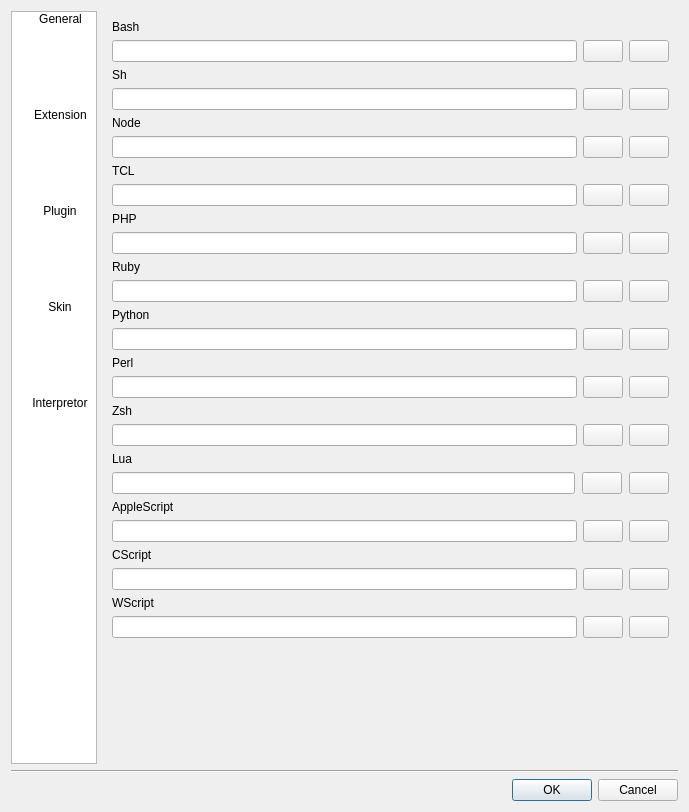
Qt form src/derfla/commonui/preferencedialog.ui (missdeer/derfla) before a commit.
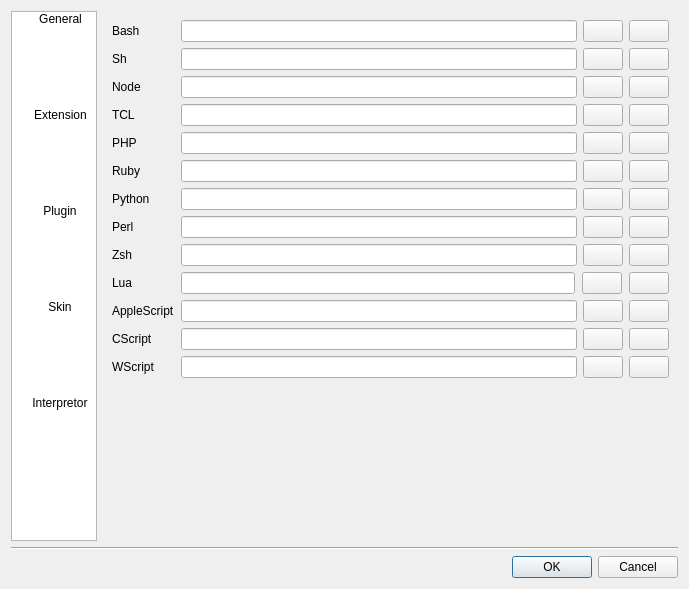
The same form after that commit. Icons and pictures are not drawn.

Commit message: adjust preference page layout

What changed in the file:
```diff
--- a/src/derfla/commonui/preferencedialog.ui
+++ b/src/derfla/commonui/preferencedialog.ui
@@ -7,7 +7,7 @@
     <x>0</x>
     <y>0</y>
     <width>689</width>
-    <height>812</height>
+    <height>589</height>
    </rect>
   </property>
   <property name="windowTitle">
@@ -129,15 +129,15 @@
        <widget class="QWidget" name="pluginPage"/>
        <widget class="QWidget" name="skinPage"/>
        <widget class="QWidget" name="interpretorPage">
-        <layout class="QVBoxLayout" name="verticalLayout_2">
-         <item>
+        <layout class="QFormLayout" name="formLayout">
+         <item row="0" column="0">
           <widget class="QLabel" name="label">
            <property name="text">
             <string>Bash</string>
            </property>
           </widget>
          </item>
-         <item>
+         <item row="0" column="1">
           <layout class="QHBoxLayout" name="horizontalLayout_2">
            <item>
             <widget class="QLineEdit" name="edtBashPath"/>
@@ -172,14 +172,14 @@
            </item>
           </layout>
          </item>
-         <item>
+         <item row="1" column="0">
           <widget class="QLabel" name="label_11">
            <property name="text">
             <string>Sh</string>
            </property>
           </widget>
          </item>
-         <item>
+         <item row="1" column="1">
           <layout class="QHBoxLayout" name="horizontalLayout_12">
            <item>
             <widget class="QLineEdit" name="edtShPath"/>
@@ -214,14 +214,14 @@
            </item>
           </layout>
          </item>
-         <item>
+         <item row="2" column="0">
           <widget class="QLabel" name="label_12">
            <property name="text">
             <string>Node</string>
            </property>
           </widget>
          </item>
-         <item>
+         <item row="2" column="1">
           <layout class="QHBoxLayout" name="horizontalLayout_13">
            <item>
             <widget class="QLineEdit" name="edtNodePath"/>
@@ -256,14 +256,14 @@
            </item>
           </layout>
          </item>
-         <item>
+         <item row="3" column="0">
           <widget class="QLabel" name="label_13">
            <property name="text">
             <string>TCL</string>
            </property>
           </widget>
          </item>
-         <item>
+         <item row="3" column="1">
           <layout class="QHBoxLayout" name="horizontalLayout_14">
            <item>
             <widget class="QLineEdit" name="edtTclPath"/>
@@ -298,14 +298,14 @@
            </item>
           </layout>
          </item>
-         <item>
+         <item row="4" column="0">
           <widget class="QLabel" name="label_2">
            <property name="text">
             <string>PHP</string>
            </property>
           </widget>
          </item>
-         <item>
+         <item row="4" column="1">
           <layout class="QHBoxLayout" name="horizontalLayout_3">
            <item>
             <widget class="QLineEdit" name="edtPHPPath"/>
@@ -340,14 +340,14 @@
            </item>
           </layout>
          </item>
-         <item>
+         <item row="5" column="0">
           <widget class="QLabel" name="label_3">
            <property name="text">
             <string>Ruby</string>
            </property>
           </widget>
          </item>
-         <item>
+         <item row="5" column="1">
           <layout class="QHBoxLayout" name="horizontalLayout_4">
            <item>
             <widget class="QLineEdit" name="edtRubyPath"/>
@@ -382,14 +382,14 @@
            </item>
           </layout>
          </item>
-         <item>
+         <item row="6" column="0">
           <widget class="QLabel" name="label_4">
            <property name="text">
             <string>Python</string>
            </property>
           </widget>
          </item>
-         <item>
+         <item row="6" column="1">
           <layout class="QHBoxLayout" name="horizontalLayout_5">
            <item>
             <widget class="QLineEdit" name="edtPythonPath"/>
@@ -424,14 +424,14 @@
            </item>
           </layout>
          </item>
-         <item>
+         <item row="7" column="0">
           <widget class="QLabel" name="label_5">
            <property name="text">
             <string>Perl</string>
            </property>
           </widget>
          </item>
-         <item>
+         <item row="7" column="1">
           <layout class="QHBoxLayout" name="horizontalLayout_6">
            <item>
             <widget class="QLineEdit" name="edtPerlPath"/>
@@ -466,14 +466,14 @@
            </item>
           </layout>
          </item>
-         <item>
+         <item row="8" column="0">
           <widget class="QLabel" name="label_6">
            <property name="text">
             <string>Zsh</string>
            </property>
           </widget>
          </item>
-         <item>
+         <item row="8" column="1">
           <layout class="QHBoxLayout" name="horizontalLayout_7">
            <item>
             <widget class="QLineEdit" name="edtZshPath"/>
@@ -508,14 +508,14 @@
            </item>
           </layout>
          </item>
-         <item>
+         <item row="9" column="0">
           <widget class="QLabel" name="label_7">
            <property name="text">
             <string>Lua</string>
            </property>
           </widget>
          </item>
-         <item>
+         <item row="9" column="1">
           <layout class="QHBoxLayout" name="horizontalLayout_8">
            <property name="spacing">
             <number>7</number>
@@ -553,14 +553,14 @@
            </item>
           </layout>
          </item>
-         <item>
+         <item row="10" column="0">
           <widget class="QLabel" name="label_8">
            <property name="text">
             <string>AppleScript</string>
            </property>
           </widget>
          </item>
-         <item>
+         <item row="10" column="1">
           <layout class="QHBoxLayout" name="horizontalLayout_9">
            <item>
             <widget class="QLineEdit" name="edtAppleScriptPath"/>
@@ -595,14 +595,14 @@
            </item>
           </layout>
          </item>
-         <item>
+         <item row="11" column="0">
           <widget class="QLabel" name="label_9">
            <property name="text">
             <string>CScript</string>
            </property>
           </widget>
          </item>
-         <item>
+         <item row="11" column="1">
           <layout class="QHBoxLayout" name="horizontalLayout_10">
            <item>
             <widget class="QLineEdit" name="edtCScriptPath"/>
@@ -637,14 +637,14 @@
            </item>
           </layout>
          </item>
-         <item>
+         <item row="12" column="0">
           <widget class="QLabel" name="label_10">
            <property name="text">
             <string>WScript</string>
            </property>
           </widget>
          </item>
-         <item>
+         <item row="12" column="1">
           <layout class="QHBoxLayout" name="horizontalLayout_11">
            <item>
             <widget class="QLineEdit" name="edtWScriptPath"/>
@@ -679,19 +679,6 @@
            </item>
           </layout>
          </item>
-         <item>
-          <spacer name="verticalSpacer">
-           <property name="orientation">
-            <enum>Qt::Vertical</enum>
-           </property>
-           <property name="sizeHint" stdset="0">
-            <size>
-             <width>20</width>
-             <height>4</height>
-            </size>
-           </property>
-          </spacer>
-         </item>
         </layout>
        </widget>
       </widget>
```
The commit also changes 3 other files.
